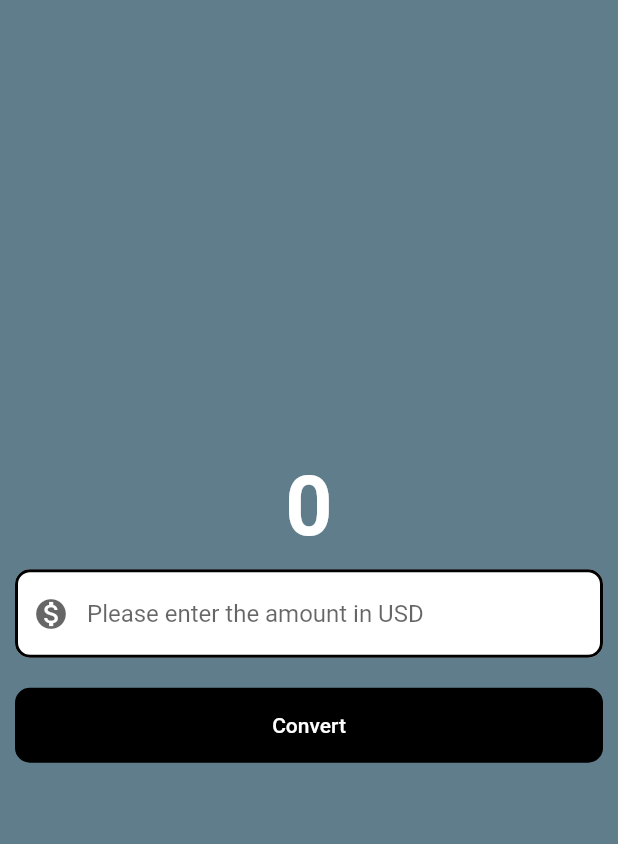
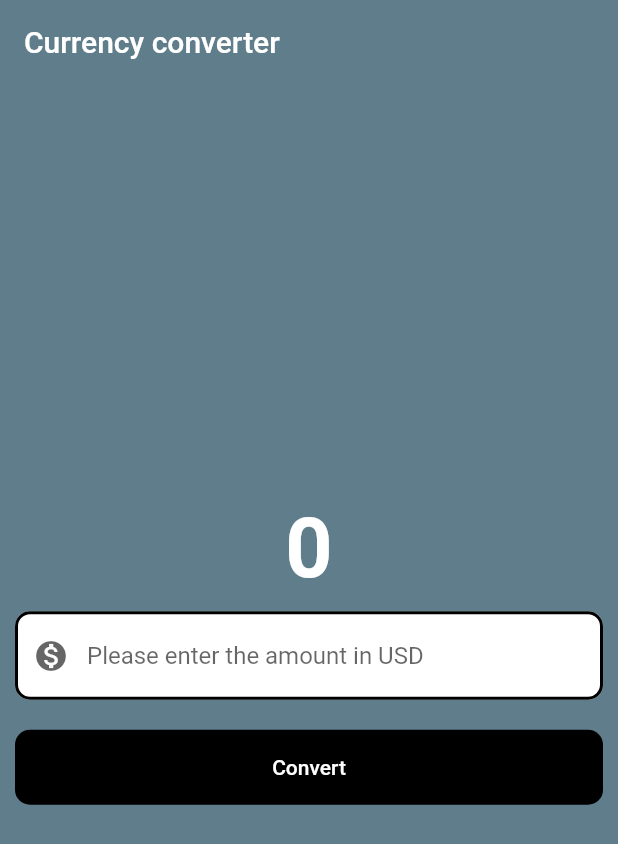
Before and after one commit to dipo0x/flutter-currency-app, a Flutter app: the screen it shows after launch, on a phone screen of 412 x 824 dp. Shown: the top 844 px of the screen. Run offline on Flutter 3.47's test engine with Material 2 defaults, Android fonts, the phone set to English and light mode, and no system bars.

Commit message:
feat: added navbar

```diff
--- a/lib/currency_converter_material_page.dart
+++ b/lib/currency_converter_material_page.dart
@@ -17,6 +17,11 @@ class CurrencyConverterMaterialPage extends StatelessWidget {
     );
     return Scaffold(
       backgroundColor: Colors.blueGrey,
+      appBar: AppBar(
+        title: const Text("Currency converter"),
+        backgroundColor: Colors.blueGrey,
+        elevation: 0,
+      ),
       body: Center(
         child: Column(
           mainAxisAlignment: MainAxisAlignment.center,
```
Also changed, not shown: lib/main.dart (line endings or trailing spaces).
